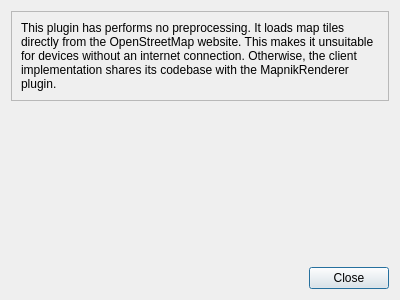
shentok/MoNav, file plugins/osmrenderer/orsettingsdialog.ui: the form before one commit.
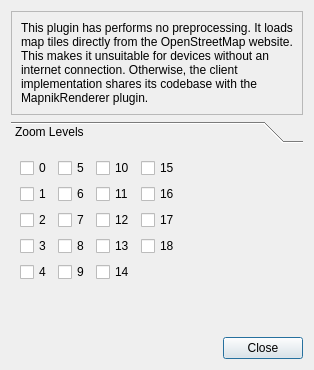
The form after the commit.

Commit message: OSMR + MR: It is now possible to select indiviual zoom levels to be rendered. An index entry now takes up 12 Bytes instead of 16

Diff of the .ui file:
```diff
--- a/plugins/osmrenderer/orsettingsdialog.ui
+++ b/plugins/osmrenderer/orsettingsdialog.ui
@@ -2,13 +2,11 @@
 <ui version="4.0">
  <class>ORSettingsDialog</class>
  <widget class="QDialog" name="ORSettingsDialog">
-  <property name="geometry">
-   <rect>
-    <x>0</x>
-    <y>0</y>
-    <width>400</width>
-    <height>300</height>
-   </rect>
+  <property name="sizePolicy">
+   <sizepolicy hsizetype="Fixed" vsizetype="Fixed">
+    <horstretch>0</horstretch>
+    <verstretch>0</verstretch>
+   </sizepolicy>
   </property>
   <property name="windowTitle">
    <string>OSM Renderer Settings</string>
@@ -37,17 +35,178 @@
     </widget>
    </item>
    <item>
-    <spacer name="verticalSpacer">
-     <property name="orientation">
-      <enum>Qt::Vertical</enum>
+    <widget class="QToolBox" name="toolBox">
+     <property name="currentIndex">
+      <number>0</number>
      </property>
-     <property name="sizeHint" stdset="0">
-      <size>
-       <width>20</width>
-       <height>147</height>
-      </size>
-     </property>
-    </spacer>
+     <widget class="QWidget" name="page">
+      <property name="geometry">
+       <rect>
+        <x>0</x>
+        <y>0</y>
+        <width>478</width>
+        <height>148</height>
+       </rect>
+      </property>
+      <attribute name="label">
+       <string>Zoom Levels</string>
+      </attribute>
+      <layout class="QGridLayout" name="gridLayout" columnstretch="0,0,0,1">
+       <item row="0" column="0">
+        <widget class="QCheckBox" name="zoom0">
+         <property name="text">
+          <string>0</string>
+         </property>
+        </widget>
+       </item>
+       <item row="0" column="1">
+        <widget class="QCheckBox" name="zoom5">
+         <property name="text">
+          <string>5</string>
+         </property>
+        </widget>
+       </item>
+       <item row="0" column="2">
+        <widget class="QCheckBox" name="zoom10">
+         <property name="text">
+          <string>10</string>
+         </property>
+        </widget>
+       </item>
+       <item row="0" column="3">
+        <widget class="QCheckBox" name="zoom15">
+         <property name="text">
+          <string>15</string>
+         </property>
+        </widget>
+       </item>
+       <item row="1" column="0">
+        <widget class="QCheckBox" name="zoom1">
+         <property name="text">
+          <string>1</string>
+         </property>
+        </widget>
+       </item>
+       <item row="1" column="1">
+        <widget class="QCheckBox" name="zoom6">
+         <property name="text">
+          <string>6</string>
+         </property>
+        </widget>
+       </item>
+       <item row="1" column="2">
+        <widget class="QCheckBox" name="zoom11">
+         <property name="text">
+          <string>11</string>
+         </property>
+        </widget>
+       </item>
+       <item row="1" column="3">
+        <widget class="QCheckBox" name="zoom16">
+         <property name="text">
+          <string>16</string>
+         </property>
+        </widget>
+       </item>
+       <item row="2" column="0">
+        <widget class="QCheckBox" name="zoom2">
+         <property name="text">
+          <string>2</string>
+         </property>
+        </widget>
+       </item>
+       <item row="2" column="1">
+        <widget class="QCheckBox" name="zoom7">
+         <property name="text">
+          <string>7</string>
+         </property>
+        </widget>
+       </item>
+       <item row="2" column="2">
+        <widget class="QCheckBox" name="zoom12">
+         <property name="text">
+          <string>12</string>
+         </property>
+        </widget>
+       </item>
+       <item row="2" column="3">
+        <widget class="QCheckBox" name="zoom17">
+         <property name="text">
+          <string>17</string>
+         </property>
+        </widget>
+       </item>
+       <item row="3" column="0">
+        <widget class="QCheckBox" name="zoom3">
+         <property name="text">
+          <string>3</string>
+         </property>
+        </widget>
+       </item>
+       <item row="3" column="1">
+        <widget class="QCheckBox" name="zoom8">
+         <property name="text">
+          <string>8</string>
+         </property>
+        </widget>
+       </item>
+       <item row="3" column="2">
+        <widget class="QCheckBox" name="zoom13">
+         <property name="text">
+          <string>13</string>
+         </property>
+        </widget>
+       </item>
+       <item row="3" column="3">
+        <widget class="QCheckBox" name="zoom18">
+         <property name="text">
+          <string>18</string>
+         </property>
+        </widget>
+       </item>
+       <item row="4" column="0">
+        <widget class="QCheckBox" name="zoom4">
+         <property name="text">
+          <string>4</string>
+         </property>
+        </widget>
+       </item>
+       <item row="4" column="1">
+        <widget class="QCheckBox" name="zoom9">
+         <property name="sizePolicy">
+          <sizepolicy hsizetype="Fixed" vsizetype="Fixed">
+           <horstretch>0</horstretch>
+           <verstretch>0</verstretch>
+          </sizepolicy>
+         </property>
+         <property name="text">
+          <string>9</string>
+         </property>
+        </widget>
+       </item>
+       <item row="4" column="2">
+        <widget class="QCheckBox" name="zoom14">
+         <property name="text">
+          <string>14</string>
+         </property>
+        </widget>
+       </item>
+       <item row="5" column="2">
+        <spacer name="verticalSpacer">
+         <property name="orientation">
+          <enum>Qt::Vertical</enum>
+         </property>
+         <property name="sizeHint" stdset="0">
+          <size>
+           <width>20</width>
+           <height>40</height>
+          </size>
+         </property>
+        </spacer>
+       </item>
+      </layout>
+     </widget>
+    </widget>
    </item>
    <item>
     <layout class="QHBoxLayout" name="horizontalLayout">
```
The commit also changes 15 other files.
